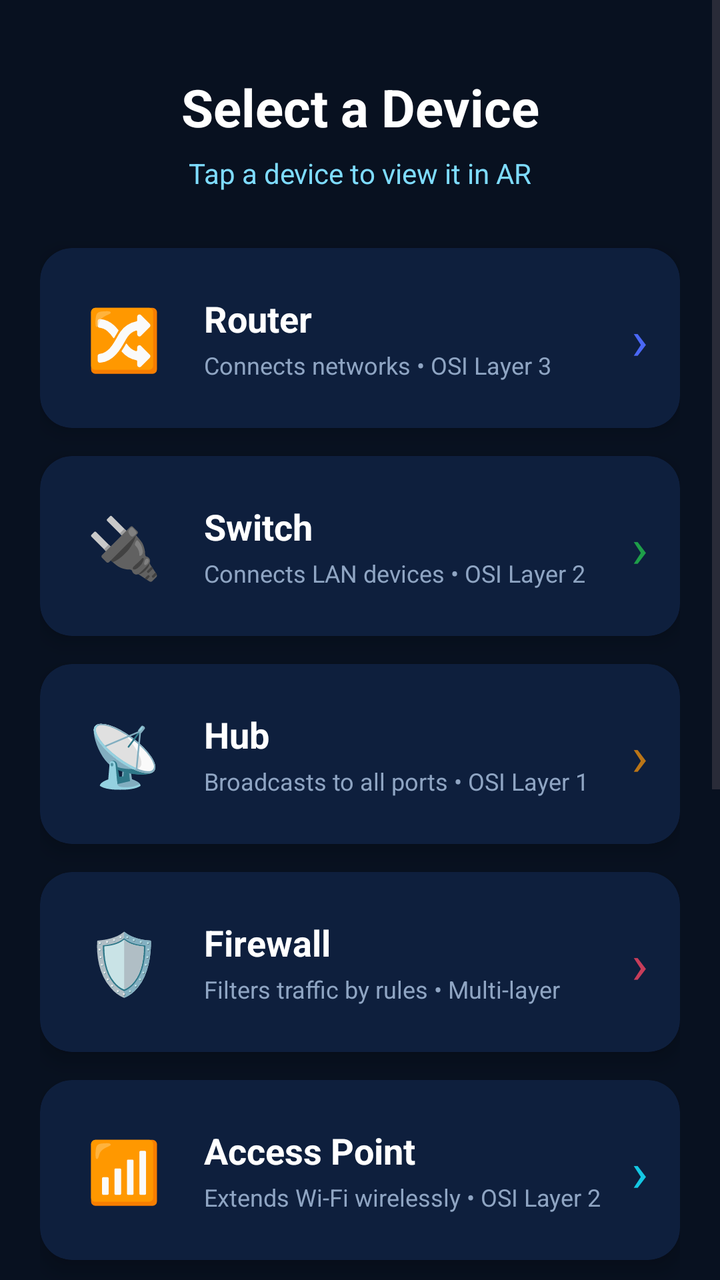
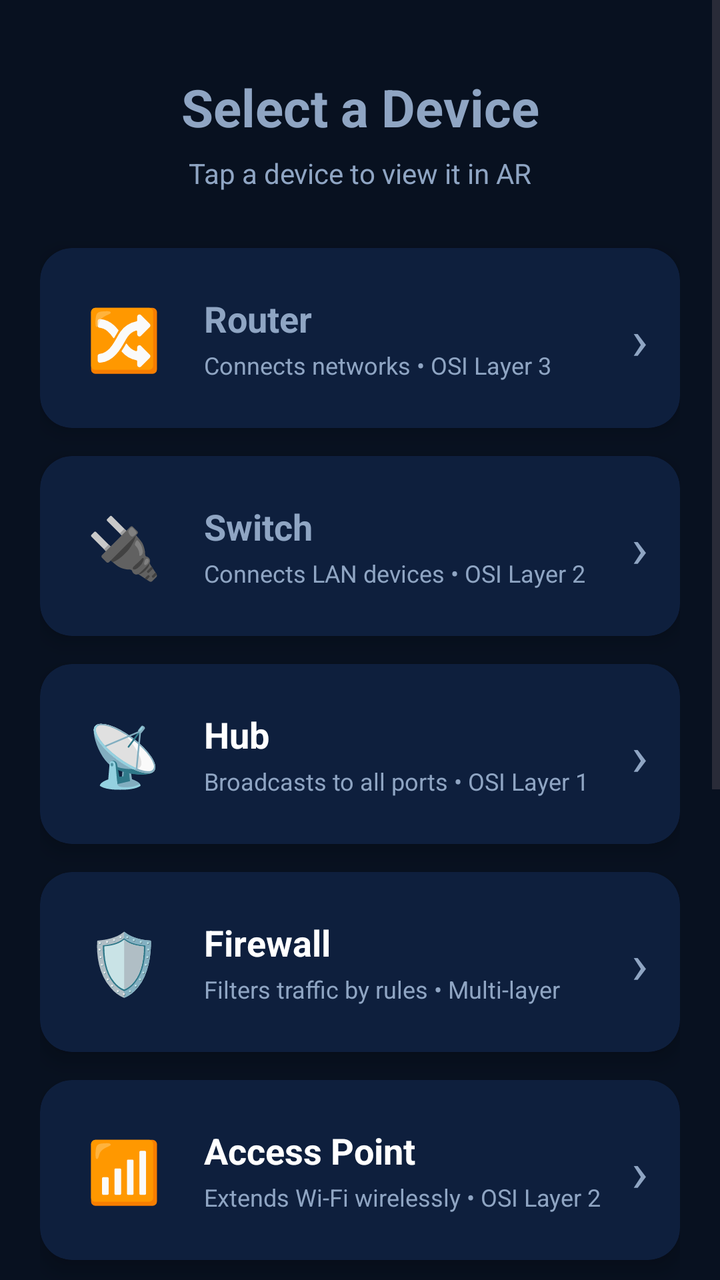

Screens rendered from an Android XML layout before and after an edit, with the pre-edit source and the edit as a unified diff.
<!-- AndroidManifest.xml: application theme Theme.ComputerNetworkDeviceARApp -->
<!-- res/layout/activity_device_select.xml -->
<?xml version="1.0" encoding="utf-8"?>
<ScrollView xmlns:android="http://schemas.android.com/apk/res/android"
    xmlns:app="http://schemas.android.com/apk/res-auto"
    android:layout_width="match_parent"
    android:layout_height="match_parent"
    android:background="#081120"
    android:fillViewport="true">

    <LinearLayout
        android:layout_width="match_parent"
        android:layout_height="wrap_content"
        android:orientation="vertical"
        android:padding="20dp">

        
        <TextView
            android:layout_width="match_parent"
            android:layout_height="wrap_content"
            android:text="Select a Device"
            android:textColor="#FFFFFF"
            android:textSize="26sp"
            android:textStyle="bold"
            android:gravity="center"
            android:layout_marginTop="16dp"
            android:layout_marginBottom="6dp"/>

        <TextView
            android:layout_width="match_parent"
            android:layout_height="wrap_content"
            android:text="Tap a device to view it in AR"
            android:textColor="#7EDCFF"
            android:textSize="14sp"
            android:gravity="center"
            android:layout_marginBottom="28dp"/>

        
        <androidx.cardview.widget.CardView
            android:id="@+id/cardRouter"
            android:layout_width="match_parent"
            android:layout_height="90dp"
            android:layout_marginBottom="14dp"
            app:cardCornerRadius="16dp"
            app:cardElevation="6dp"
            app:cardBackgroundColor="#0E1F3D">

            <LinearLayout
                android:layout_width="match_parent"
                android:layout_height="match_parent"
                android:orientation="horizontal"
                android:gravity="center_vertical"
                android:padding="16dp">

                <TextView
                    android:layout_width="52dp"
                    android:layout_height="52dp"
                    android:text="🔀"
                    android:textSize="30sp"
                    android:gravity="center"/>

                <LinearLayout
                    android:layout_width="0dp"
                    android:layout_height="wrap_content"
                    android:layout_weight="1"
                    android:layout_marginStart="14dp"
                    android:orientation="vertical">

                    <TextView
                        android:layout_width="wrap_content"
                        android:layout_height="wrap_content"
                        android:text="Router"
                        android:textColor="#FFFFFF"
                        android:textSize="18sp"
                        android:textStyle="bold"/>

                    <TextView
                        android:layout_width="wrap_content"
                        android:layout_height="wrap_content"
                        android:text="Connects networks • OSI Layer 3"
                        android:textColor="#8FA5C3"
                        android:textSize="12sp"
                        android:layout_marginTop="3dp"/>
                </LinearLayout>

                <TextView
                    android:layout_width="wrap_content"
                    android:layout_height="wrap_content"
                    android:text="›"
                    android:textColor="#4A67F5"
                    android:textSize="28sp"/>
            </LinearLayout>
        </androidx.cardview.widget.CardView>

        
        <androidx.cardview.widget.CardView
            android:id="@+id/cardSwitch"
            android:layout_width="match_parent"
            android:layout_height="90dp"
            android:layout_marginBottom="14dp"
            app:cardCornerRadius="16dp"
            app:cardElevation="6dp"
            app:cardBackgroundColor="#0E1F3D">

            <LinearLayout
                android:layout_width="match_parent"
                android:layout_height="match_parent"
                android:orientation="horizontal"
                android:gravity="center_vertical"
                android:padding="16dp">

                <TextView
                    android:layout_width="52dp"
                    android:layout_height="52dp"
                    android:text="🔌"
                    android:textSize="30sp"
                    android:gravity="center"/>

                <LinearLayout
                    android:layout_width="0dp"
                    android:layout_height="wrap_content"
                    android:layout_weight="1"
                    android:layout_marginStart="14dp"
                    android:orientation="vertical">

                    <TextView
                        android:layout_width="wrap_content"
                        android:layout_height="wrap_content"
                        android:text="Switch"
                        android:textColor="#FFFFFF"
                        android:textSize="18sp"
                        android:textStyle="bold"/>

                    <TextView
                        android:layout_width="wrap_content"
                        android:layout_height="wrap_content"
                        android:text="Connects LAN devices • OSI Layer 2"
                        android:textColor="#8FA5C3"
                        android:textSize="12sp"
                        android:layout_marginTop="3dp"/>
                </LinearLayout>

                <TextView
                    android:layout_width="wrap_content"
                    android:layout_height="wrap_content"
                    android:text="›"
                    android:textColor="#1E9E49"
                    android:textSize="28sp"/>
            </LinearLayout>
        </androidx.cardview.widget.CardView>

        
        <androidx.cardview.widget.CardView
            android:id="@+id/cardHub"
            android:layout_width="match_parent"
            android:layout_height="90dp"
            android:layout_marginBottom="14dp"
            app:cardCornerRadius="16dp"
            app:cardElevation="6dp"
            app:cardBackgroundColor="#0E1F3D">

            <LinearLayout
                android:layout_width="match_parent"
                android:layout_height="match_parent"
                android:orientation="horizontal"
                android:gravity="center_vertical"
                android:padding="16dp">

                <TextView
                    android:layout_width="52dp"
                    android:layout_height="52dp"
                    android:text="📡"
                    android:textSize="30sp"
                    android:gravity="center"/>

                <LinearLayout
                    android:layout_width="0dp"
                    android:layout_height="wrap_content"
                    android:layout_weight="1"
                    android:layout_marginStart="14dp"
                    android:orientation="vertical">

                    <TextView
                        android:layout_width="wrap_content"
                        android:layout_height="wrap_content"
                        android:text="Hub"
                        android:textColor="#FFFFFF"
                        android:textSize="18sp"
                        android:textStyle="bold"/>

                    <TextView
                        android:layout_width="wrap_content"
                        android:layout_height="wrap_content"
                        android:text="Broadcasts to all ports • OSI Layer 1"
                        android:textColor="#8FA5C3"
                        android:textSize="12sp"
                        android:layout_marginTop="3dp"/>
                </LinearLayout>

                <TextView
                    android:layout_width="wrap_content"
                    android:layout_height="wrap_content"
                    android:text="›"
                    android:textColor="#BA7517"
                    android:textSize="28sp"/>
            </LinearLayout>
        </androidx.cardview.widget.CardView>

        
        <androidx.cardview.widget.CardView
            android:id="@+id/cardFirewall"
            android:layout_width="match_parent"
            android:layout_height="90dp"
            android:layout_marginBottom="14dp"
            app:cardCornerRadius="16dp"
            app:cardElevation="6dp"
            app:cardBackgroundColor="#0E1F3D">

            <LinearLayout
                android:layout_width="match_parent"
                android:layout_height="match_parent"
                android:orientation="horizontal"
                android:gravity="center_vertical"
                android:padding="16dp">

                <TextView
                    android:layout_width="52dp"
                    android:layout_height="52dp"
                    android:text="🛡️"
                    android:textSize="30sp"
                    android:gravity="center"/>

                <LinearLayout
                    android:layout_width="0dp"
                    android:layout_height="wrap_content"
                    android:layout_weight="1"
                    android:layout_marginStart="14dp"
                    android:orientation="vertical">

                    <TextView
                        android:layout_width="wrap_content"
                        android:layout_height="wrap_content"
                        android:text="Firewall"
                        android:textColor="#FFFFFF"
                        android:textSize="18sp"
                        android:textStyle="bold"/>

                    <TextView
                        android:layout_width="wrap_content"
                        android:layout_height="wrap_content"
                        android:text="Filters traffic by rules • Multi-layer"
                        android:textColor="#8FA5C3"
                        android:textSize="12sp"
                        android:layout_marginTop="3dp"/>
                </LinearLayout>

                <TextView
                    android:layout_width="wrap_content"
                    android:layout_height="wrap_content"
                    android:text="›"
                    android:textColor="#C73D5A"
                    android:textSize="28sp"/>
            </LinearLayout>
        </androidx.cardview.widget.CardView>

        
        <androidx.cardview.widget.CardView
            android:id="@+id/cardAccessPoint"
            android:layout_width="match_parent"
            android:layout_height="90dp"
            android:layout_marginBottom="14dp"
            app:cardCornerRadius="16dp"
            app:cardElevation="6dp"
            app:cardBackgroundColor="#0E1F3D">

            <LinearLayout
                android:layout_width="match_parent"
                android:layout_height="match_parent"
                android:orientation="horizontal"
                android:gravity="center_vertical"
                android:padding="16dp">

                <TextView
                    android:layout_width="52dp"
                    android:layout_height="52dp"
                    android:text="📶"
                    android:textSize="30sp"
                    android:gravity="center"/>

                <LinearLayout
                    android:layout_width="0dp"
                    android:layout_height="wrap_content"
                    android:layout_weight="1"
                    android:layout_marginStart="14dp"
                    android:orientation="vertical">

                    <TextView
                        android:layout_width="wrap_content"
                        android:layout_height="wrap_content"
                        android:text="Access Point"
                        android:textColor="#FFFFFF"
                        android:textSize="18sp"
                        android:textStyle="bold"/>

                    <TextView
                        android:layout_width="wrap_content"
                        android:layout_height="wrap_content"
                        android:text="Extends Wi-Fi wirelessly • OSI Layer 2"
                        android:textColor="#8FA5C3"
                        android:textSize="12sp"
                        android:layout_marginTop="3dp"/>
                </LinearLayout>

                <TextView
                    android:layout_width="wrap_content"
                    android:layout_height="wrap_content"
                    android:text="›"
                    android:textColor="#14C7E3"
                    android:textSize="28sp"/>
            </LinearLayout>
        </androidx.cardview.widget.CardView>

        
        <androidx.cardview.widget.CardView
            android:id="@+id/cardNIC"
            android:layout_width="match_parent"
            android:layout_height="90dp"
            android:layout_marginBottom="14dp"
            app:cardCornerRadius="16dp"
            app:cardElevation="6dp"
            app:cardBackgroundColor="#0E1F3D">

            <LinearLayout
                android:layout_width="match_parent"
                android:layout_height="match_parent"
                android:orientation="horizontal"
                android:gravity="center_vertical"
                android:padding="16dp">

                <TextView
                    android:layout_width="52dp"
                    android:layout_height="52dp"
                    android:text="💻"
                    android:textSize="30sp"
                    android:gravity="center"/>

                <LinearLayout
                    android:layout_width="0dp"
                    android:layout_height="wrap_content"
                    android:layout_weight="1"
                    android:layout_marginStart="14dp"
                    android:orientation="vertical">

                    <TextView
                        android:layout_width="wrap_content"
                        android:layout_height="wrap_content"
                        android:text="NIC"
                        android:textColor="#FFFFFF"
                        android:textSize="18sp"
                        android:textStyle="bold"/>

                    <TextView
                        android:layout_width="wrap_content"
                        android:layout_height="wrap_content"
                        android:text="Connects device to network • OSI Layer 2"
                        android:textColor="#8FA5C3"
                        android:textSize="12sp"
                        android:layout_marginTop="3dp"/>
                </LinearLayout>

                <TextView
                    android:layout_width="wrap_content"
                    android:layout_height="wrap_content"
                    android:text="›"
                    android:textColor="#9B59B6"
                    android:textSize="28sp"/>
            </LinearLayout>
        </androidx.cardview.widget.CardView>

        
        <androidx.cardview.widget.CardView
            android:id="@+id/cardRepeater"
            android:layout_width="match_parent"
            android:layout_height="90dp"
            android:layout_marginBottom="14dp"
            app:cardCornerRadius="16dp"
            app:cardElevation="6dp"
            app:cardBackgroundColor="#0E1F3D">

            <LinearLayout
                android:layout_width="match_parent"
                android:layout_height="match_parent"
                android:orientation="horizontal"
                android:gravity="center_vertical"
                android:padding="16dp">

                <TextView
                    android:layout_width="52dp"
                    android:layout_height="52dp"
                    android:text="📡"
                    android:textSize="30sp"
                    android:gravity="center"/>

                <LinearLayout
                    android:layout_width="0dp"
                    android:layout_height="wrap_content"
                    android:layout_weight="1"
                    android:layout_marginStart="14dp"
                    android:orientation="vertical">

                    <TextView
                        android:layout_width="wrap_content"
                        android:layout_height="wrap_content"
                        android:text="Repeater"
                        android:textColor="#FFFFFF"
                        android:textSize="18sp"
                        android:textStyle="bold"/>

                    <TextView
                        android:layout_width="wrap_content"
                        android:layout_height="wrap_content"
                        android:text="Boosts signal strength • OSI Layer 1"
                        android:textColor="#8FA5C3"
                        android:textSize="12sp"
                        android:layout_marginTop="3dp"/>
                </LinearLayout>

                <TextView
                    android:layout_width="wrap_content"
                    android:layout_height="wrap_content"
                    android:text="›"
                    android:textColor="#F39C12"
                    android:textSize="28sp"/>
            </LinearLayout>
        </androidx.cardview.widget.CardView>

        
        <androidx.cardview.widget.CardView
            android:id="@+id/cardGateway"
            android:layout_width="match_parent"
            android:layout_height="90dp"
            android:layout_marginBottom="28dp"
            app:cardCornerRadius="16dp"
            app:cardElevation="6dp"
            app:cardBackgroundColor="#0E1F3D">

            <LinearLayout
                android:layout_width="match_parent"
                android:layout_height="match_parent"
                android:orientation="horizontal"
                android:gravity="center_vertical"
                android:padding="16dp">

                <TextView
                    android:layout_width="52dp"
                    android:layout_height="52dp"
                    android:text="🌐"
                    android:textSize="30sp"
                    android:gravity="center"/>

                <LinearLayout
                    android:layout_width="0dp"
                    android:layout_height="wrap_content"
                    android:layout_weight="1"
                    android:layout_marginStart="14dp"
                    android:orientation="vertical">

                    <TextView
                        android:layout_width="wrap_content"
                        android:layout_height="wrap_content"
                        android:text="Gateway"
                        android:textColor="#FFFFFF"
                        android:textSize="18sp"
                        android:textStyle="bold"/>

                    <TextView
                        android:layout_width="wrap_content"
                        android:layout_height="wrap_content"
                        android:text="Connects different networks • All OSI Layers"
                        android:textColor="#8FA5C3"
                        android:textSize="12sp"
                        android:layout_marginTop="3dp"/>
                </LinearLayout>

                <TextView
                    android:layout_width="wrap_content"
                    android:layout_height="wrap_content"
                    android:text="›"
                    android:textColor="#2ECC71"
                    android:textSize="28sp"/>
            </LinearLayout>
        </androidx.cardview.widget.CardView>

        
        <com.google.android.material.button.MaterialButton
            android:id="@+id/btnBack"
            android:layout_width="160dp"
            android:layout_height="48dp"
            android:layout_gravity="center_horizontal"
            android:text="Back"
            android:textAllCaps="false"
            android:textColor="#FFFFFF"
            app:backgroundTint="#C73D5A"
            app:cornerRadius="14dp"/>

    </LinearLayout>
</ScrollView>
<!-- resources referenced by this layout -->
<resources>
  <style name="Theme.ComputerNetworkDeviceARApp" parent="Base.Theme.ComputerNetworkDeviceARApp" />
  <style name="Base.Theme.ComputerNetworkDeviceARApp" parent="Theme.Material3.DayNight.NoActionBar">
          
          
      </style>
</resources>

<!-- the commit's change to res/layout/activity_device_select.xml (unified diff, before → after) -->
@@ -17,7 +17,7 @@
             android:layout_width="match_parent"
             android:layout_height="wrap_content"
             android:text="Select a Device"
-            android:textColor="#FFFFFF"
+            android:textColor="#8FA5C3"
             android:textSize="26sp"
             android:textStyle="bold"
             android:gravity="center"
@@ -28,7 +28,7 @@
             android:layout_width="match_parent"
             android:layout_height="wrap_content"
             android:text="Tap a device to view it in AR"
-            android:textColor="#7EDCFF"
+            android:textColor="#8FA5C3"
             android:textSize="14sp"
             android:gravity="center"
             android:layout_marginBottom="28dp"/>
@@ -68,7 +68,7 @@
                         android:layout_width="wrap_content"
                         android:layout_height="wrap_content"
                         android:text="Router"
-                        android:textColor="#FFFFFF"
+                        android:textColor="#8FA5C3"
                         android:textSize="18sp"
                         android:textStyle="bold"/>
 
@@ -85,7 +85,7 @@
                     android:layout_width="wrap_content"
                     android:layout_height="wrap_content"
                     android:text="›"
-                    android:textColor="#4A67F5"
+                    android:textColor="#8FA5C3"
                     android:textSize="28sp"/>
             </LinearLayout>
         </androidx.cardview.widget.CardView>
@@ -125,7 +125,7 @@
                         android:layout_width="wrap_content"
                         android:layout_height="wrap_content"
                         android:text="Switch"
-                        android:textColor="#FFFFFF"
+                        android:textColor="#8FA5C3"
                         android:textSize="18sp"
                         android:textStyle="bold"/>
 
@@ -142,7 +142,7 @@
                     android:layout_width="wrap_content"
                     android:layout_height="wrap_content"
                     android:text="›"
-                    android:textColor="#1E9E49"
+                    android:textColor="#8FA5C3"
                     android:textSize="28sp"/>
             </LinearLayout>
         </androidx.cardview.widget.CardView>
@@ -199,7 +199,7 @@
                     android:layout_width="wrap_content"
                     android:layout_height="wrap_content"
                     android:text="›"
-                    android:textColor="#BA7517"
+                    android:textColor="#8FA5C3"
                     android:textSize="28sp"/>
             </LinearLayout>
         </androidx.cardview.widget.CardView>
@@ -256,7 +256,7 @@
                     android:layout_width="wrap_content"
                     android:layout_height="wrap_content"
                     android:text="›"
-                    android:textColor="#C73D5A"
+                    android:textColor="#8FA5C3"
                     android:textSize="28sp"/>
             </LinearLayout>
         </androidx.cardview.widget.CardView>
@@ -313,7 +313,7 @@
                     android:layout_width="wrap_content"
                     android:layout_height="wrap_content"
                     android:text="›"
-                    android:textColor="#14C7E3"
+                    android:textColor="#8FA5C3"
                     android:textSize="28sp"/>
             </LinearLayout>
         </androidx.cardview.widget.CardView>
@@ -370,7 +370,7 @@
                     android:layout_width="wrap_content"
                     android:layout_height="wrap_content"
                     android:text="›"
-                    android:textColor="#9B59B6"
+                    android:textColor="#8FA5C3"
                     android:textSize="28sp"/>
             </LinearLayout>
         </androidx.cardview.widget.CardView>
@@ -484,7 +484,7 @@
                     android:layout_width="wrap_content"
                     android:layout_height="wrap_content"
                     android:text="›"
-                    android:textColor="#2ECC71"
+                    android:textColor="#8FA5C3"
                     android:textSize="28sp"/>
             </LinearLayout>
         </androidx.cardview.widget.CardView>
